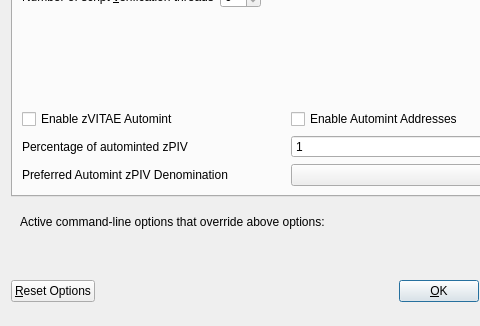
Qt form src/qt/forms/optionsdialog.ui (VitaeTeam/Vitae) before a commit; both pictures show x 0 to 480 and y 116 to 442 of the 576 by 442 pixel window.
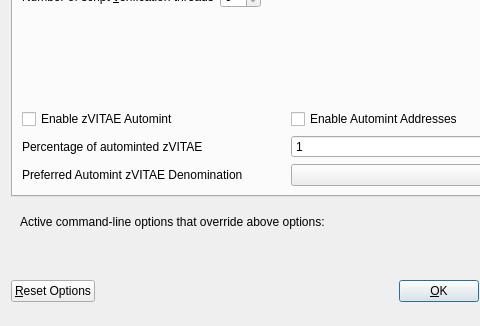
The same form after that commit. Custom widgets are drawn as their Qt base class.

Diff of the .ui file:
```diff
--- a/src/qt/forms/optionsdialog.ui
+++ b/src/qt/forms/optionsdialog.ui
@@ -174,7 +174,7 @@
                <string>Percentage of incoming PIV which get automatically converted to zPIV via Zerocoin Protocol (min: 10%)</string>
               </property>
               <property name="text">
-               <string>Percentage of autominted zPIV</string>
+               <string>Percentage of autominted zVITAE</string>
               </property>
              </widget>
             </item>
@@ -207,7 +207,7 @@
                <string>Wait with automatic conversion to Zerocoin until enough PIV for this denomination is available</string>
               </property>
               <property name="text">
-               <string>Preferred Automint zPIV Denomination</string>
+               <string>Preferred Automint zVITAE Denomination</string>
               </property>
              </widget>
             </item>
```
Left out of the diff: 6 changed lines with no effect on the pictures.
